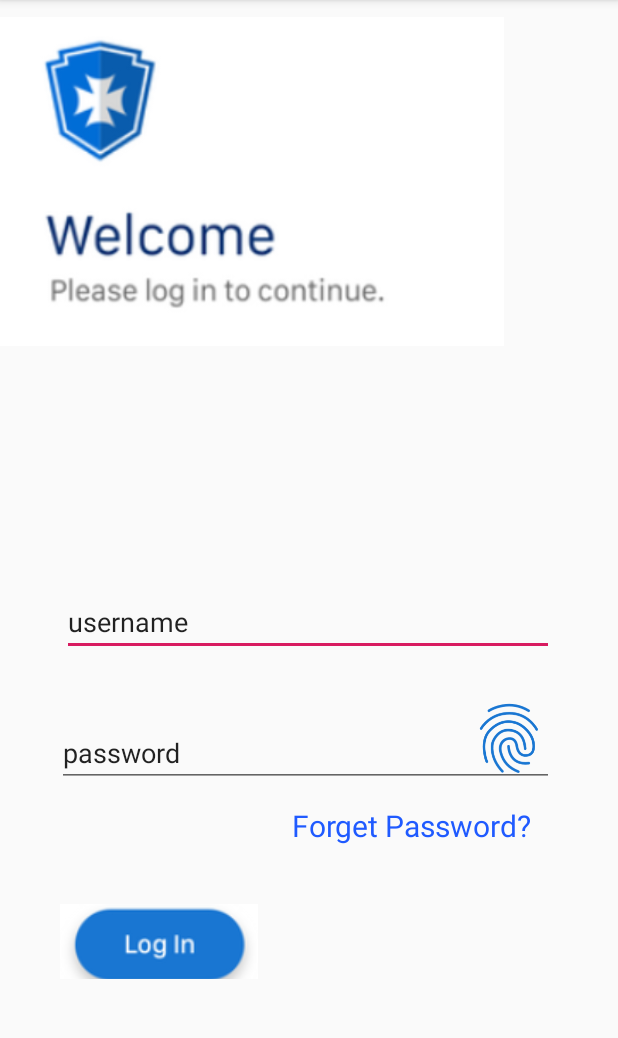
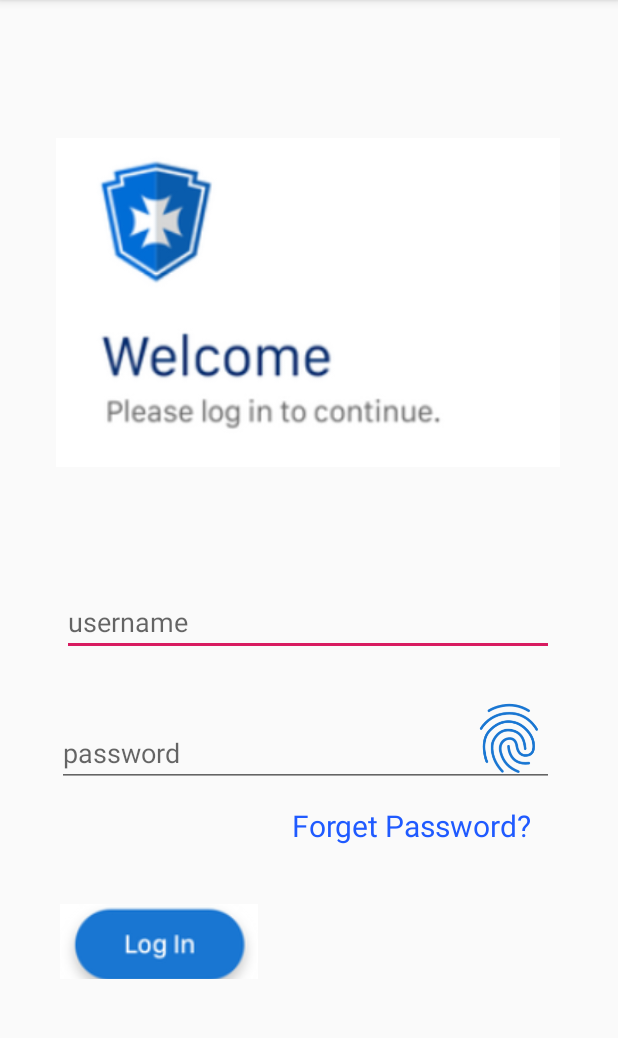
Before and after one commit to SPJMHAM/SoftspacePOSjm, an Android app: the Login screen opened directly, with no data from a screen before it, on a phone screen of 412 x 824 dp, the part 84-1122 px from its top. Run offline under Robolectric (Android 15) with nearby library versions, the phone set to English and light mode, and no system bars; our stand-ins replace Firebase (no records; nobody signed in at launch, a user with empty details on screens opened directly).

Commit message:
+UI update

```diff
--- a/app/src/main/res/layout/activity_login.xml
+++ b/app/src/main/res/layout/activity_login.xml
@@ -7,7 +7,7 @@
     tools:context=".Login">
 
     <ImageButton
-        android:id="@+id/imageButton"
+        android:id="@+id/btn_login"
         android:layout_width="132dp"
         android:layout_height="50dp"
         app:layout_constraintBottom_toBottomOf="parent"
@@ -19,12 +19,12 @@
         app:srcCompat="@drawable/loginbutton" />
 
     <EditText
-        android:id="@+id/edtusername"
+        android:id="@+id/edtUserName"
         android:layout_width="328dp"
         android:layout_height="wrap_content"
         android:ems="10"
         android:inputType="textPersonName"
-        android:text="username"
+        android:hint="username"
         app:layout_constraintBottom_toBottomOf="parent"
         app:layout_constraintHorizontal_bias="0.493"
         app:layout_constraintLeft_toLeftOf="parent"
@@ -33,12 +33,12 @@
         app:layout_constraintVertical_bias="0.542" />
 
     <EditText
-        android:id="@+id/edtpassword"
+        android:id="@+id/edtPassword"
         android:layout_width="331dp"
         android:layout_height="wrap_content"
         android:ems="10"
-        android:inputType="textPersonName"
-        android:text="password"
+        android:inputType="textPassword"
+        android:hint="password"
         app:layout_constraintBottom_toBottomOf="parent"
         app:layout_constraintHorizontal_bias="0.475"
         app:layout_constraintLeft_toLeftOf="parent"
@@ -76,8 +76,12 @@
         android:id="@+id/imageView"
         android:layout_width="336dp"
         android:layout_height="242dp"
-        app:srcCompat="@drawable/welcome2"
-        tools:layout_editor_absoluteX="16dp"
-        tools:layout_editor_absoluteY="83dp" />
+        app:layout_constraintBottom_toBottomOf="parent"
+        app:layout_constraintHorizontal_bias="0.493"
+        app:layout_constraintLeft_toLeftOf="parent"
+        app:layout_constraintRight_toRightOf="parent"
+        app:layout_constraintTop_toTopOf="parent"
+        app:layout_constraintVertical_bias="0.153"
+        app:srcCompat="@drawable/welcome2" />
 
 </android.support.constraint.ConstraintLayout>
```
Also changed, not shown: app/src/main/AndroidManifest.xml (+11 -6 lines), app/src/main/java/com/example/softspaceposjm/Login.java (+115 -0 lines), app/src/main/java/com/example/softspaceposjm/Model/JobInfo1.java (added, +75 -0 lines).
